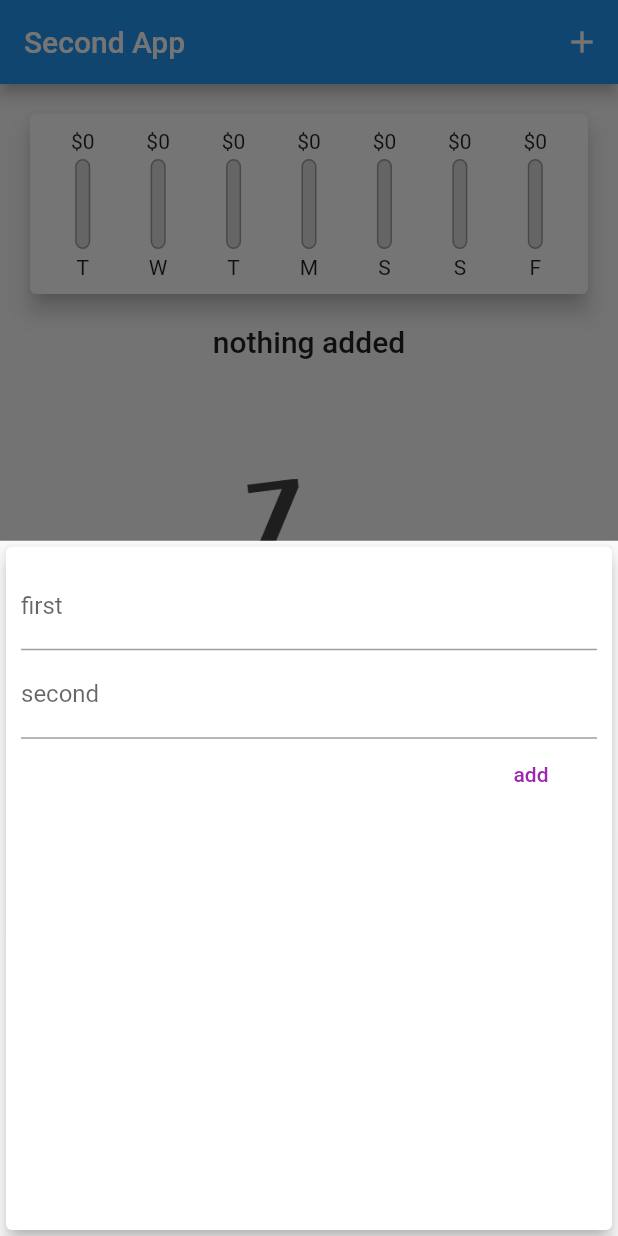
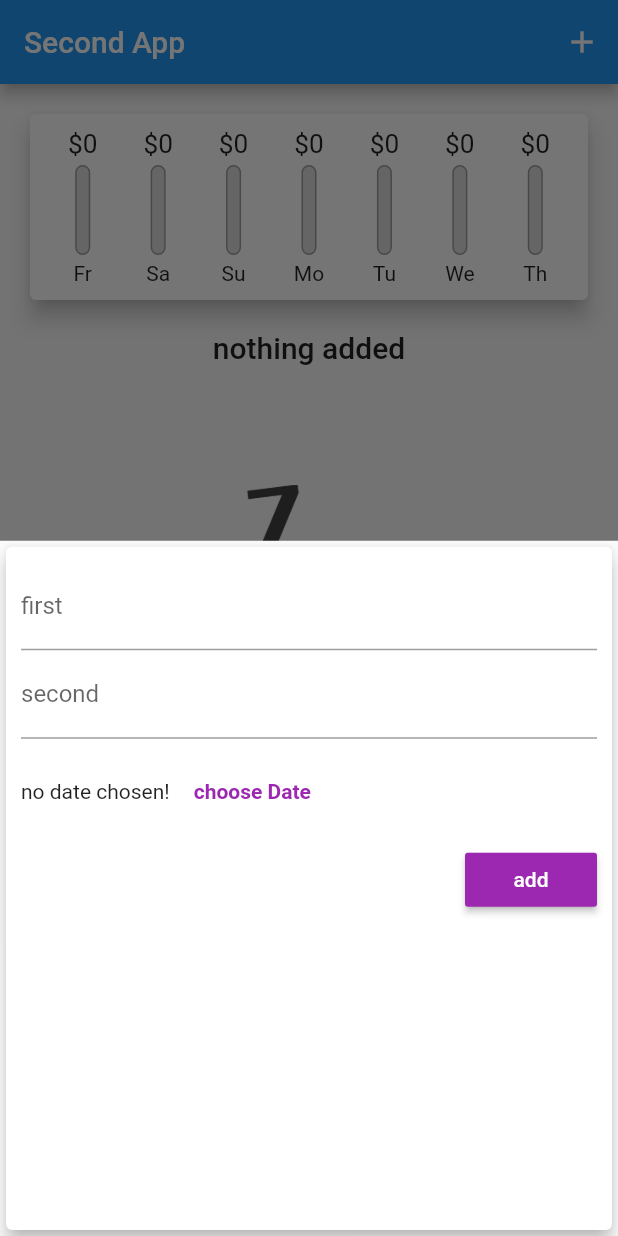
Before and after one commit to sthisfake/expenses-app, a Flutter app: the screen it shows after launch, after a tap on the "add" icon, on a phone screen of 412 x 824 dp. Run offline on Flutter 3.47's test engine with Material 2 defaults, Android fonts, the phone set to English and light mode, and no system bars.

Commit message:
doing great

```diff
--- a/expenses app/lib/widgets/chart.dart
+++ b/expenses app/lib/widgets/chart.dart
@@ -26,9 +26,9 @@ class Chart extends StatelessWidget {
         }
       }
 
-      return {'day': DateFormat.E().format(weekDay).substring(0,1),
+      return {'day': DateFormat.E().format(weekDay).substring(0,2),
        'amount': totalSum};
-    });
+    }).reversed.toList();
   }
 
   double get maxSpending {
--- a/expenses app/lib/widgets/chart_bar.dart
+++ b/expenses app/lib/widgets/chart_bar.dart
@@ -13,8 +13,11 @@ class ChartBar extends StatelessWidget {
   Widget build(BuildContext context) {
     return Column(
       children: <Widget>[
-        FittedBox(
-          child: Text('\$${spendingAmount.toStringAsFixed(0)}'),
+        Container(
+          height: 20,
+          child: FittedBox(
+            child: Text('\$${spendingAmount.toStringAsFixed(0)}'),
+          ),
         ),
         SizedBox(
           height: 4,
--- a/expenses app/lib/widgets/new_transaction.dart
+++ b/expenses app/lib/widgets/new_transaction.dart
@@ -52,9 +52,23 @@ class _NewTransactionState extends State<NewTransaction> {
               keyboardType: TextInputType.number,
               onSubmitted: (_) => submitData(),
             ),
-            FlatButton(
+            Container(
+              height: 70,
+              child: Row(
+                children: <Widget> [
+                  Text("no date chosen!"),
+                  FlatButton(
+                    textColor: Colors.purple,
+                    child: Text('choose Date' , style: TextStyle(fontWeight: FontWeight.bold),),
+                    onPressed: () {},
+                  ),
+                ],
+              ),
+            ),
+            RaisedButton(
               child: Text('add'),
-              textColor: Colors.purple,
+              color: Colors.purple,
+              textColor: Color.fromARGB(255, 255, 255, 255),
               onPressed: submitData,
             ),
           ],
```
